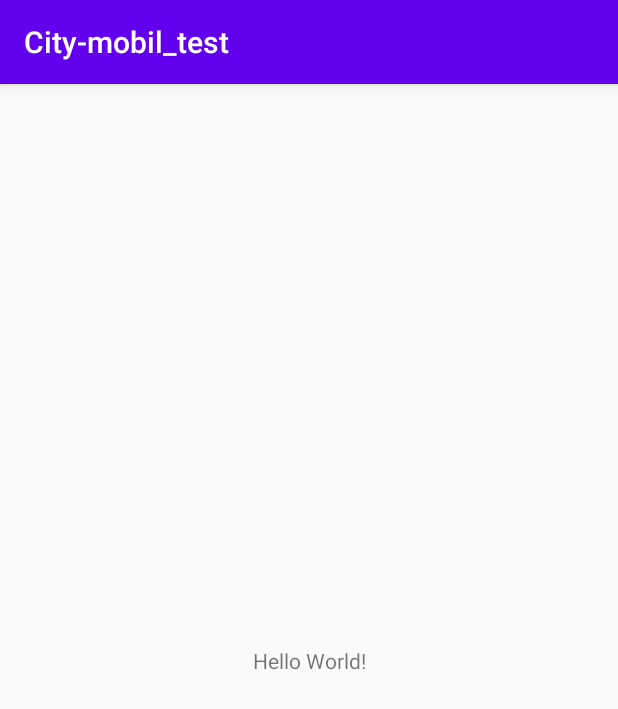
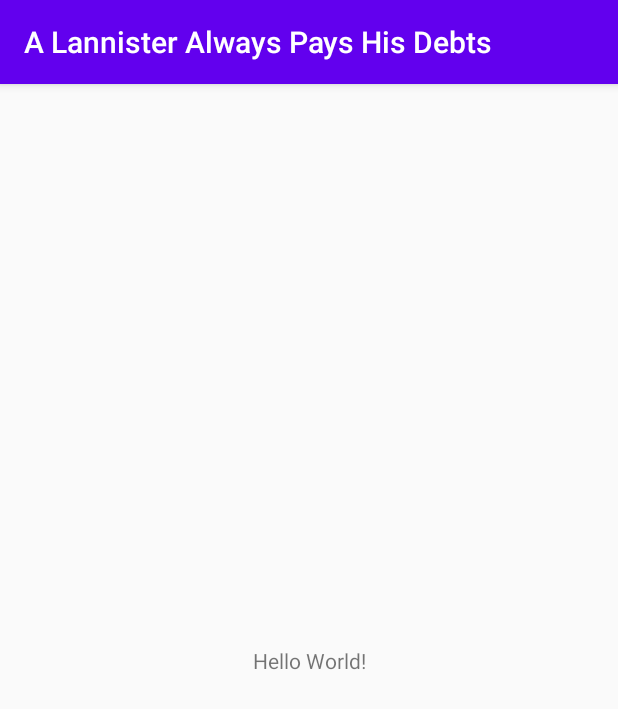
Before and after one commit to Keyrillanskiy/A-Lannister-Always-Pays-His-Debts, an Android app: the screen it shows after launch (MainActivity before the commit, CharacterListActivity after it), on a phone screen of 412 x 824 dp. Shown: the top 709 px of the screen. Run offline under Robolectric (Android 15) with nearby library versions, the phone set to English and light mode, and no system bars.

Commit message:
Added basic project structure and second activity

```diff
--- a/app/src/main/AndroidManifest.xml
+++ b/app/src/main/AndroidManifest.xml
@@ -9,13 +9,14 @@
         android:roundIcon="@mipmap/ic_launcher_round"
         android:supportsRtl="true"
         android:theme="@style/AppTheme">
-        <activity android:name=".MainActivity">
+        <activity android:name=".presentation.ui.screens.characterlist.CharacterListActivity">
             <intent-filter>
                 <action android:name="android.intent.action.MAIN" />
-
                 <category android:name="android.intent.category.LAUNCHER" />
             </intent-filter>
         </activity>
+
+        <activity android:name=".presentation.ui.screens.characterinfo.CharacterInfoActivity" />
     </application>
 
 </manifest>
--- a/app/src/main/java/com/github/keyrillanskiy/city_mobil_test/MainActivity.kt
+++ /dev/null
@@ -1,12 +0,0 @@
-package com.github.keyrillanskiy.city_mobil_test
-
-import androidx.appcompat.app.AppCompatActivity
-import android.os.Bundle
-
-class MainActivity : AppCompatActivity() {
-
-    override fun onCreate(savedInstanceState: Bundle?) {
-        super.onCreate(savedInstanceState)
-        setContentView(R.layout.activity_main)
-    }
-}
--- /dev/null
+++ b/app/src/main/java/com/github/keyrillanskiy/city_mobil_test/presentation/ui/screens/characterlist/CharacterListActivity.kt
@@ -0,0 +1,14 @@
+package com.github.keyrillanskiy.city_mobil_test.presentation.ui.screens.characterlist
+
+import androidx.appcompat.app.AppCompatActivity
+import android.os.Bundle
+import com.github.keyrillanskiy.city_mobil_test.R
+
+class CharacterListActivity : AppCompatActivity() {
+
+    override fun onCreate(savedInstanceState: Bundle?) {
+        super.onCreate(savedInstanceState)
+        setContentView(R.layout.activity_character_list)
+    }
+
+}
--- /dev/null
+++ b/app/src/main/res/layout/activity_character_info.xml
@@ -0,0 +1,6 @@
+<?xml version="1.0" encoding="utf-8"?>
+<androidx.constraintlayout.widget.ConstraintLayout
+    xmlns:android="http://schemas.android.com/apk/res/android" android:layout_width="match_parent"
+    android:layout_height="match_parent">
+
+</androidx.constraintlayout.widget.ConstraintLayout>
--- a/app/src/main/res/layout/activity_main.xml
+++ b/app/src/main/res/layout/activity_character_list.xml
@@ -4,7 +4,7 @@
     xmlns:tools="http://schemas.android.com/tools"
     android:layout_width="match_parent"
     android:layout_height="match_parent"
-    tools:context=".MainActivity">
+    tools:context=".presentation.ui.screens.characterlist.CharacterListActivity">
 
     <TextView
         android:layout_width="wrap_content"
--- a/app/src/main/res/values/strings.xml
+++ b/app/src/main/res/values/strings.xml
@@ -1,3 +1,3 @@
 <resources>
-    <string name="app_name">City-mobil_test</string>
+    <string name="app_name">A Lannister Always Pays His Debts</string>
 </resources>
```
Also changed, not shown: app/src/main/java/com/github/keyrillanskiy/city_mobil_test/presentation/ui/screens/characterinfo/CharacterInfoActivity.kt (added, +14 -0 lines).
